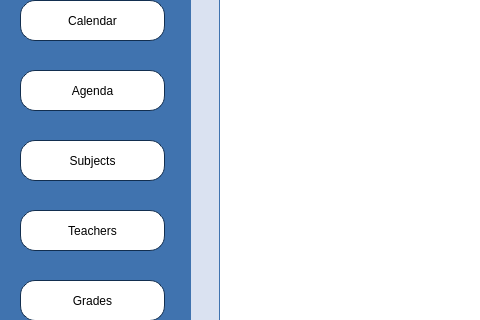
This is Planner/subjectsmain.ui in BeliaViktoria/Planner as Qt 5 draws it before an edit; both pictures show x 0 to 480 and y 220 to 540 of the 1000 by 650 pixel window. The edited form follows.
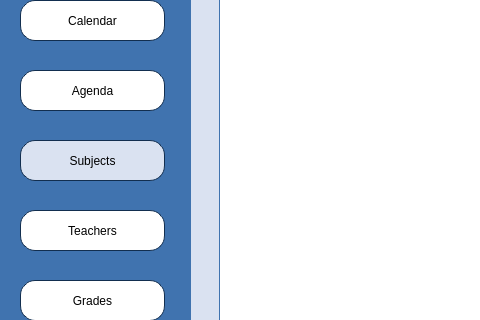
This is the edited form.

Commit message: menu buttons colors added

```diff
--- a/Planner/subjectsmain.ui
+++ b/Planner/subjectsmain.ui
@@ -194,7 +194,7 @@
     <property name="styleSheet">
      <string notr="true">font: 14pt &quot;Gentium Book Basic&quot;;
 color: black;
-background: rgb(255, 255, 255);
+background:rgb(218, 226, 241);
 border-radius: 15px;
 border-style: solid;
 border-width: 1px;
```
The commit also changes 7 other files.
